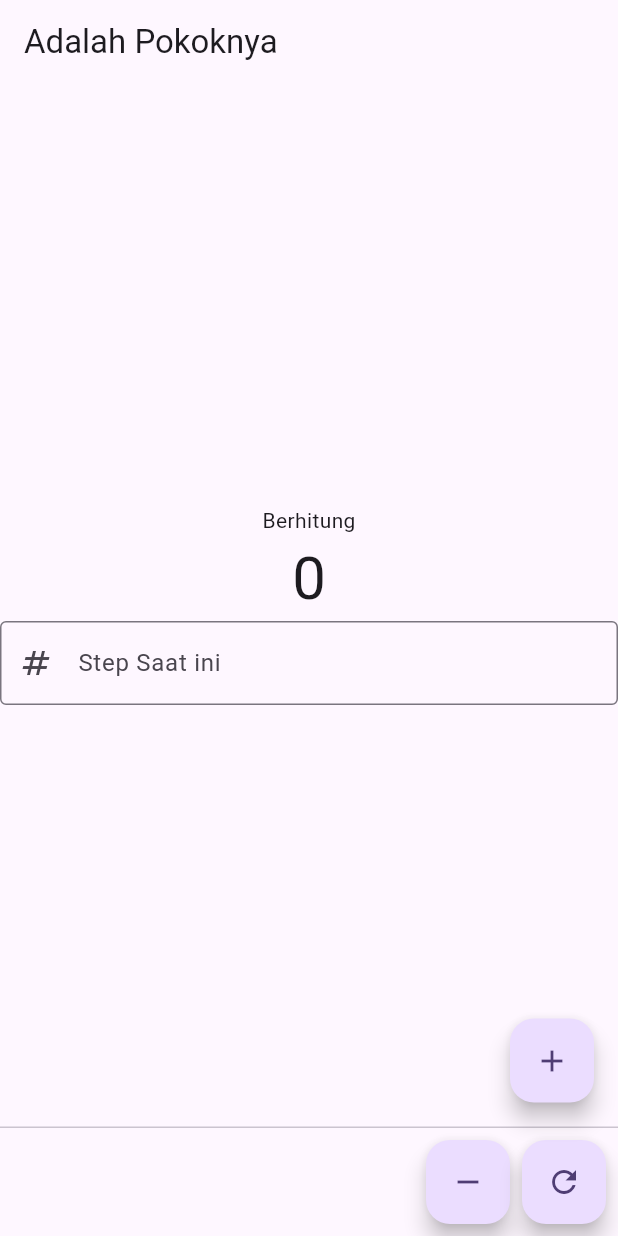
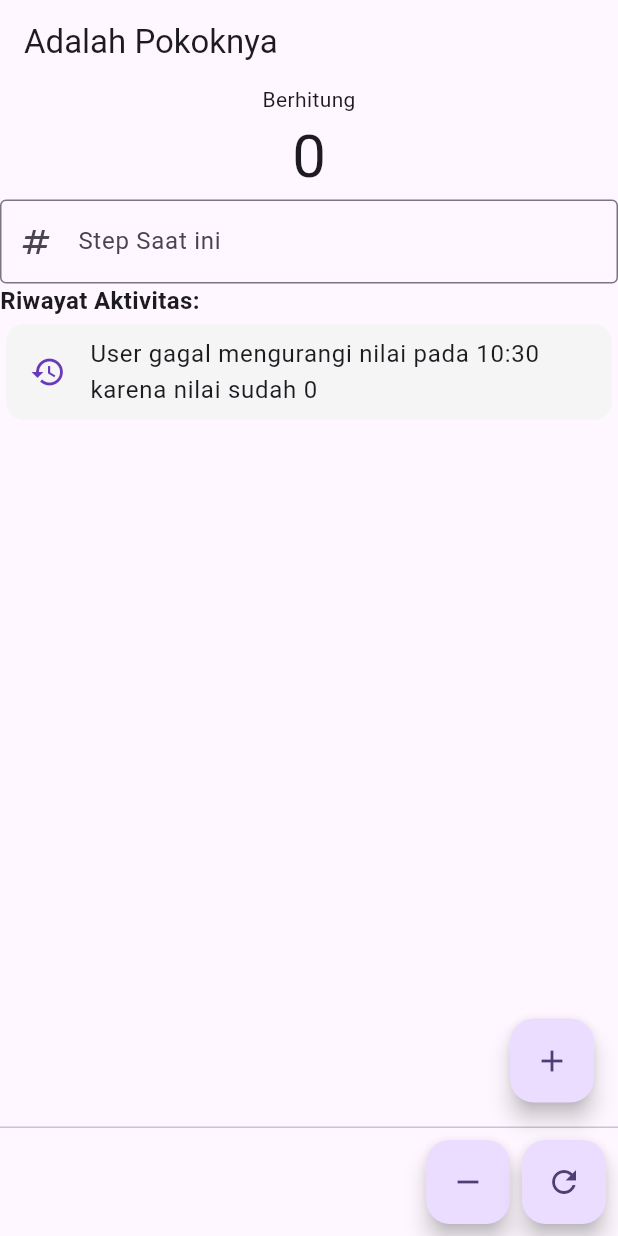
Before and after one commit to MahesaFazrie/logbook_app_001_MahesaFazrie, a Flutter app: the screen it shows after launch, after a tap on the "remove" icon, on a phone screen of 412 x 824 dp. Run offline on Flutter 3.47's test engine with Material 3 defaults, Android fonts, the phone set to English and light mode, and no system bars.

Commit message:
update task 2

```diff
--- a/lib/counter_controller.dart
+++ b/lib/counter_controller.dart
@@ -3,11 +3,47 @@ class CounterController
   int _counter = 0;
   int step = 1;
 
+  final List<String> _history = [];
 
 
   int get value => _counter;
 
-  void increment() => _counter += step;
-  void decrement() => {if(_counter > 0 )_counter -= step};
-  void reset() => _counter = 0;
+  List<String> get history => _history;
+
+  String _getcurrentTime() {
+    final now = DateTime.now();
+    final hour = now.hour.toString().padLeft(2, '0');
+    final minute = now.minute.toString().padLeft(2, '0');
+    return '$hour:$minute';
+  }
+
+  void _addToHistory(String logMessage) {
+    _history.insert(0, logMessage);
+    if (_history.length > 5) {
+      _history.removeLast();
+    }
+  }
+
+  void increment() {
+    _counter += step;
+    _addToHistory('User menambahkan nilai sebesar $step pada ${_getcurrentTime()}');
+  }
+  void decrement() {
+    if (_counter >= step) {
+      _counter -= step;
+      _addToHistory('User mengurangi nilai sebesar $step pada ${_getcurrentTime()}');
+    }
+    else if (_counter > 0) {
+      int sisa = _counter;
+      _counter = 0;
+      _addToHistory('User mengurangi nilai sebesar $sisa pada ${_getcurrentTime()}');
+    }
+    else{
+      _addToHistory('User gagal mengurangi nilai pada ${_getcurrentTime()} karena nilai sudah 0');
+    }
+  }
+  void reset() {
+    _counter = 0;
+    _addToHistory('User mereset nilai pada ${_getcurrentTime()}');
+  }
 }
--- a/lib/counter_view.dart
+++ b/lib/counter_view.dart
@@ -33,7 +33,32 @@ class _CounterViewState extends State<CounterView>{
                   _controller.step = int.tryParse(value) ?? 1;
                 });
               },
-            )
+            ),
+
+            const Align(
+              alignment: Alignment.centerLeft,
+              child: Text(
+                "Riwayat Aktivitas:",
+                style: TextStyle(fontWeight: FontWeight.bold, fontSize: 16),
+              ),
+            ),
+
+
+            Expanded(
+              child: ListView.builder(
+                 itemCount: _controller.history.length,
+                 itemBuilder: (context, index) {
+                   return Card(
+                     color: Colors.grey[100],
+                     elevation: 0,
+                     child: ListTile(
+                       leading: const Icon(Icons.history, color: Colors.deepPurple),
+                       title: Text(_controller.history[index]),
+                    ),
+                  );
+                },
+              ),
+           ),
           ],
         ),
       ),
```
